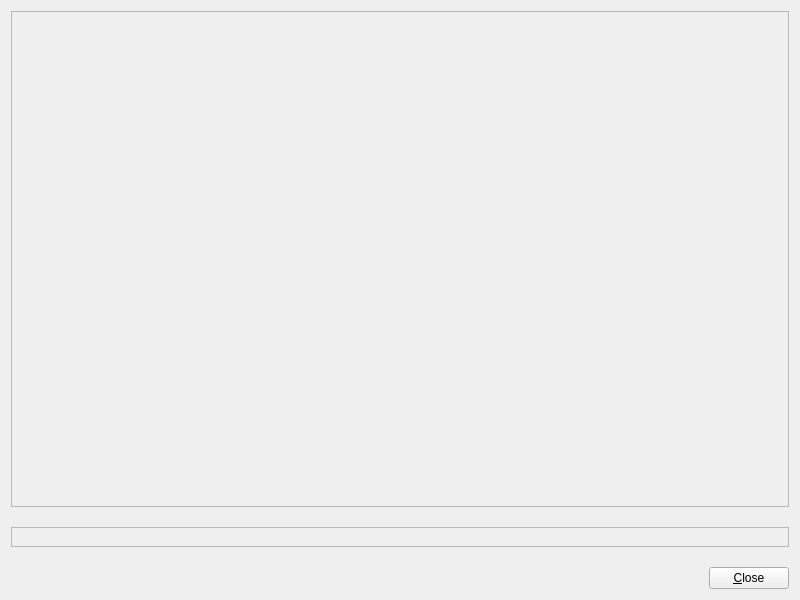
Qt form coquery/gui/visualizer.ui (gkunter/coquery) before a commit.
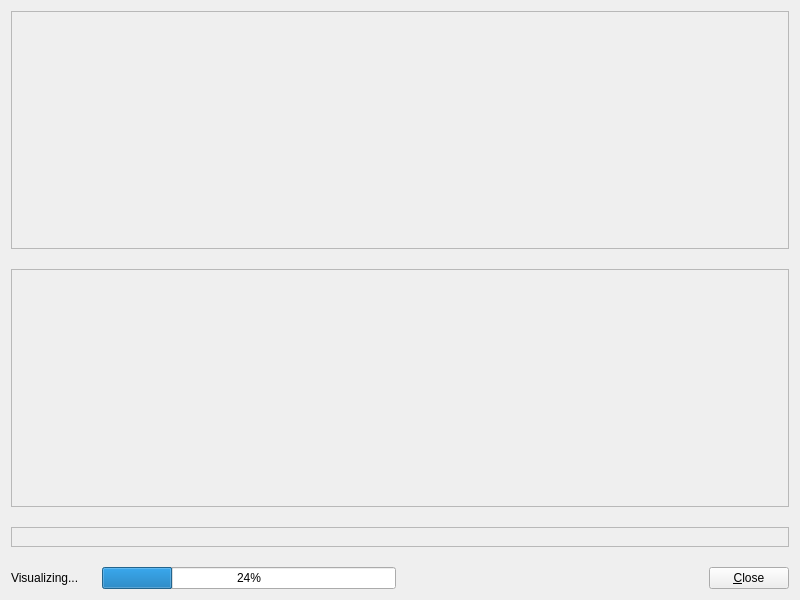
The same form after that commit.

```diff
--- a/coquery/gui/visualizer.ui
+++ b/coquery/gui/visualizer.ui
@@ -17,6 +17,22 @@
    <property name="spacing">
     <number>20</number>
    </property>
+   <item>
+    <widget class="QFrame" name="frame_placeholder">
+     <property name="sizePolicy">
+      <sizepolicy hsizetype="Expanding" vsizetype="Expanding">
+       <horstretch>0</horstretch>
+       <verstretch>0</verstretch>
+      </sizepolicy>
+     </property>
+     <property name="frameShape">
+      <enum>QFrame::StyledPanel</enum>
+     </property>
+     <property name="frameShadow">
+      <enum>QFrame::Raised</enum>
+     </property>
+    </widget>
+   </item>
    <item>
     <widget class="QFrame" name="box_visualize">
      <property name="sizePolicy">
@@ -79,6 +95,26 @@
    </item>
    <item>
     <layout class="QHBoxLayout" name="horizontalLayout_2">
+     <item>
+      <widget class="QLabel" name="label">
+       <property name="sizePolicy">
+        <sizepolicy hsizetype="Preferred" vsizetype="Fixed">
+         <horstretch>0</horstretch>
+         <verstretch>0</verstretch>
+        </sizepolicy>
+       </property>
+       <property name="text">
+        <string>Visualizing... </string>
+       </property>
+      </widget>
+     </item>
+     <item>
+      <widget class="QProgressBar" name="progress_bar">
+       <property name="value">
+        <number>24</number>
+       </property>
+      </widget>
+     </item>
      <item>
       <spacer name="horizontalSpacer_2">
        <property name="orientation">
```
